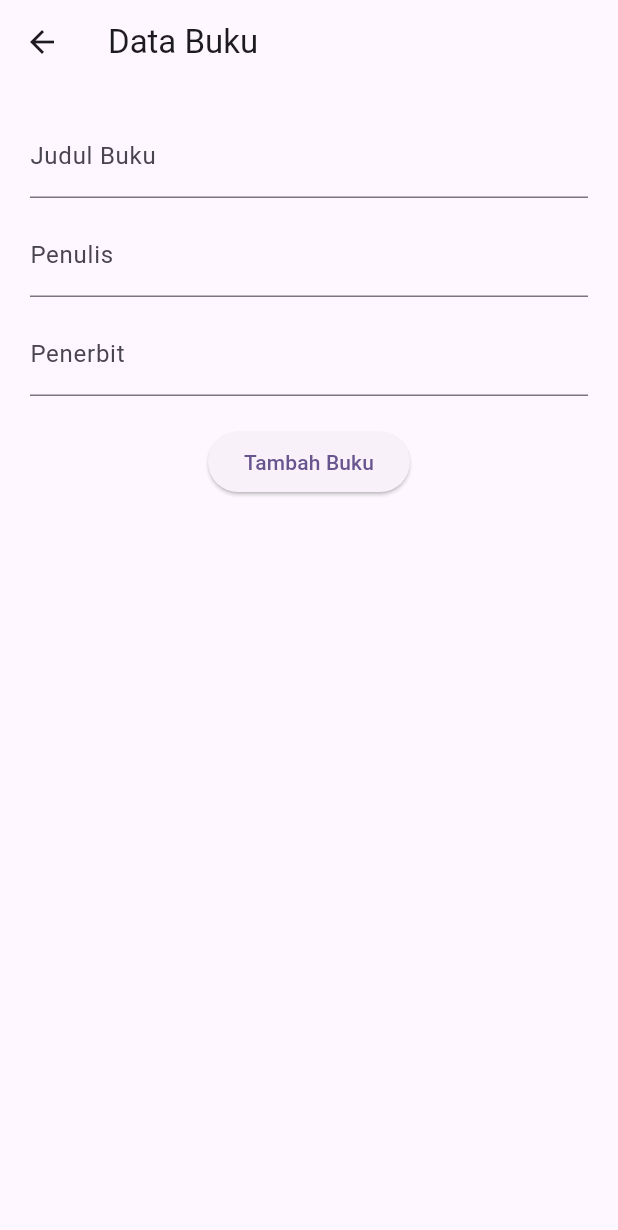
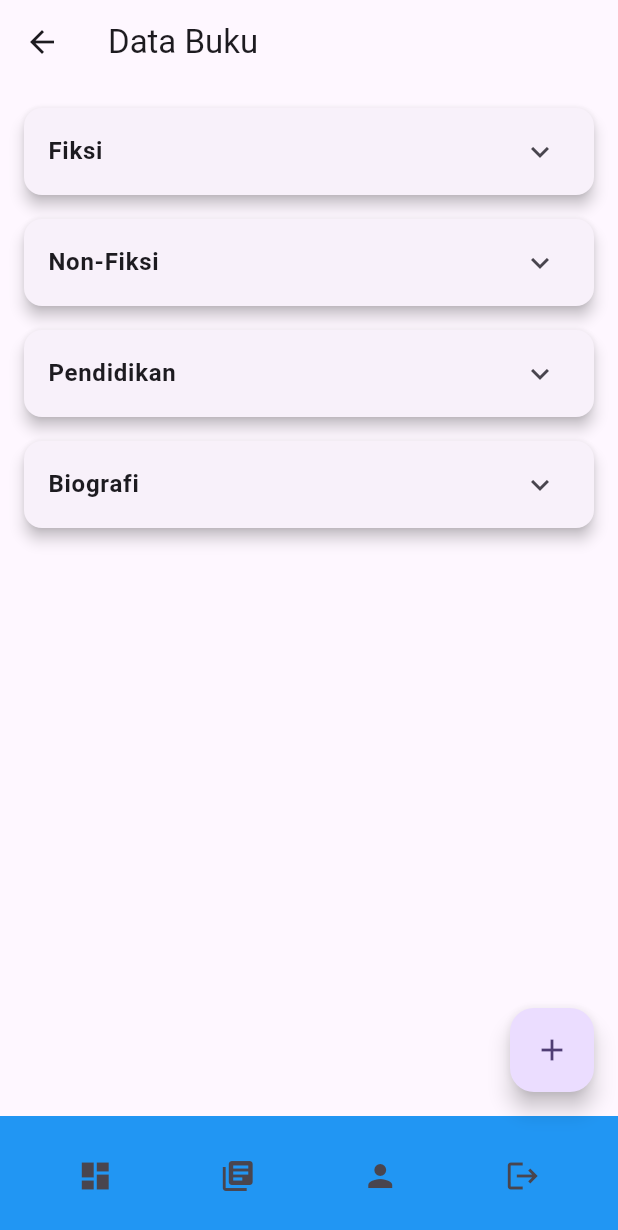
Before and after one commit to Melsy8/UTS_PemogramanMultiPlatform, a Flutter app: the DashboardPage screen opened directly, after a tap on the "library books" icon, on a phone screen of 412 x 824 dp. Shown: the top 1230 px of the screen. Run offline on Flutter 3.47's test engine with Material 3 defaults, Android fonts, the phone set to English and light mode, and no system bars.

Commit message:
edit halaman navigasi

```diff
--- /dev/null
+++ b/lib/ui/buku_page.dart
@@ -0,0 +1,129 @@
+import 'package:flutter/material.dart';
+import 'package:perpus/ui/login_page.dart';
+import 'package:perpus/ui/dashboard_page.dart';
+import 'package:perpus/ui/profile_page.dart';
+import 'package:perpus/ui/databuku_page.dart';
+
+class DataBukuPage extends StatelessWidget {
+  final List<Map<String, dynamic>> jenisBuku = [
+    {
+      'jenis': 'Fiksi',
+      'buku': [
+        {'judul': 'To Kill a Mockingbird', 'penulis': 'Harper Lee', 'tahun': '1960'},
+        {'judul': '1984', 'penulis': 'George Orwell', 'tahun': '1949'},
+        {'judul': 'The Great Gatsby', 'penulis': 'F. Scott Fitzgerald', 'tahun': '1925'},
+        {'judul': 'Pride and Prejudice', 'penulis': 'Jane Austen', 'tahun': '1813'},
+      ],
+    },
+    {
+      'jenis': 'Non-Fiksi',
+      'buku': [
+        {'judul': 'Sapiens: A Brief History of Humankind', 'penulis': 'Yuval Noah Harari', 'tahun': '2011'},
+        {'judul': 'The Omnivores Dilemma', 'penulis': 'Michael Pollan', 'tahun': '2006'},
+        {'judul': 'Quiet: The Power of Introverts in a World That Cant Stop Talking', 'penulis': 'Susan Cain', 'tahun': '2012'},
+      ],
+    },
+    {
+      'jenis': 'Pendidikan',
+      'buku': [
+        {'judul': 'Pedagogy of the Oppressed', 'penulis': 'Paulo Freire', 'tahun': '1968'},
+        {'judul': 'The Teacher Wars: A History of Americas Most Embattled Profession', 'penulis': 'Dana Goldstein', 'tahun': '2014'},
+        {'judul': 'Mindset: The New Psychology of Success', 'penulis': 'Carol S. Dweck', 'tahun': '2006'},
+      ],
+    },
+    {
+      'jenis': 'Biografi',
+      'buku': [
+        {'judul': 'Steve Jobs', 'penulis': 'Walter Isaacson', 'tahun': '2011'},
+        {'judul': 'Leonardo da Vinci', 'penulis': 'Walter Isaacson', 'tahun': '2017'},
+        {'judul': 'Einstein: His Life and Universe', 'penulis': 'Walter Isaacson', 'tahun': '2007'},
+      ],
+    },
+  ];
+
+  @override
+  Widget build(BuildContext context) {
+    return Scaffold(
+      appBar: AppBar(
+        title: Text('Data Buku'),
+      ),
+      body: Container(
+        padding: EdgeInsets.all(16),
+        child: ListView.builder(
+          itemCount: jenisBuku.length,
+          itemBuilder: (context, index) {
+            return Card(
+              elevation: 4,
+              margin: EdgeInsets.only(bottom: 16),
+              child: ExpansionTile(
+                title: Text(
+                  jenisBuku[index]['jenis'],
+                  style: TextStyle(fontWeight: FontWeight.bold),
+                ),
+                children: jenisBuku[index]['buku'].map<Widget>((buku) {
+                  return ListTile(
+                    title: Text(buku['judul']),
+                    subtitle: Column(
+                      crossAxisAlignment: CrossAxisAlignment.start,
+                      children: [
+                        Text('${buku['penulis']} Tahun ${buku['tahun']} ')
+                      ],
+                    ),
+                  );
+                }).toList(),
+              ),
+            );
+          },
+        ),
+      ),
+            bottomNavigationBar: BottomAppBar(
+        color: Colors.blue,
+        child: Row(
+          mainAxisAlignment: MainAxisAlignment.spaceAround,
+          children: <Widget>[
+            IconButton(
+              icon: Icon(Icons.dashboard),
+              onPressed: () {
+                Navigator.push(context,
+                  MaterialPageRoute(builder: (context)=>DashboardPage())
+                  );
+              },
+            ),
+            IconButton(
+              icon: Icon(Icons.library_books),
+              onPressed: () {
+                Navigator.push(context,
+                  MaterialPageRoute(builder: (context)=>DataBukuPage())
+                  );
+              },
+            ),
+            IconButton(
+              icon: Icon(Icons.person),
+              onPressed: () {
+                Navigator.push(context,
+                  MaterialPageRoute(builder: (context)=>ProfilePage())
+                  );
+              },
+            ),
+            IconButton(
+              icon: Icon(Icons.logout),
+              onPressed: () {
+                Navigator.push(context,
+                  MaterialPageRoute(builder: (context)=>LoginPage())
+                  );
+              },
+            ),
+          ],
+        ),
+      ),
+      floatingActionButton: FloatingActionButton(
+        onPressed: () {
+          Navigator.push(context,
+            MaterialPageRoute(builder: (context)=>TambahBuku())
+            );
+        },
+        child: Icon(Icons.add),
+      ),
+    );
+  }
+}
--- a/lib/ui/dashboard_page.dart
+++ b/lib/ui/dashboard_page.dart
@@ -1,20 +1,20 @@
 import 'package:flutter/material.dart';
 import 'package:perpus/ui/login_page.dart';
-import 'package:perpus/ui/databuku_page.dart';
+import 'package:perpus/ui/buku_page.dart';
 import 'package:perpus/ui/profile_page.dart';
 
 class DashboardPage extends StatelessWidget {
   @override
   Widget build(BuildContext context) {
     final double screenWidth = MediaQuery.of(context).size.width;
-    int crossAxisCount = 3;
+    int crossAxisCount = 4;
 
     if (screenWidth <= 600) {
       crossAxisCount = 2;
     } else if (screenWidth <= 1200) {
-      crossAxisCount = 2;
+      crossAxisCount = 4;
     } else {
-      crossAxisCount = 3;
+      crossAxisCount = 4;
     }
 
     return Scaffold(
@@ -25,7 +25,7 @@ class DashboardPage extends StatelessWidget {
         child: Column(
           mainAxisAlignment: MainAxisAlignment.center,
           children: <Widget>[
-            SizedBox(height: 100),
+            SizedBox(height: 70),
             Center(
               child: Text(
                 'Selamat datang, Admin!',
@@ -63,6 +63,7 @@ class DashboardPage extends StatelessWidget {
         ),
       ),
       bottomNavigationBar: BottomAppBar(
+        color: Colors.blue,
         child: Row(
           mainAxisAlignment: MainAxisAlignment.spaceAround,
           children: <Widget>[
--- a/lib/ui/databuku_page.dart
+++ b/lib/ui/databuku_page.dart
@@ -1,14 +1,14 @@
 import 'package:flutter/material.dart';
 
-class DataBukuPage extends StatefulWidget {
-  const DataBukuPage({super.key});
+class TambahBuku extends StatefulWidget {
+  const TambahBuku({super.key});
 
   @override
   // ignore: library_private_types_in_public_api
-  _DataBukuPageState createState() => _DataBukuPageState();
+  _TambahBukuState createState() => _TambahBukuState();
 }
 
-class _DataBukuPageState extends State<DataBukuPage> {
+class _TambahBukuState extends State<TambahBuku> {
   final TextEditingController _titleController = TextEditingController();
   final TextEditingController _authorController = TextEditingController();
   final TextEditingController _publisherController = TextEditingController();
@@ -19,7 +19,7 @@ class _DataBukuPageState extends State<DataBukuPage> {
   Widget build(BuildContext context) {
     return Scaffold(
       appBar: AppBar(
-        title: const Text('Data Buku'),
+        title: const Text('Tambah Data Buku'),
       ),
       body: Padding(
         padding: const EdgeInsets.all(20.0),
```
Also changed, not shown: lib/ui/profile_page.dart (+92 -17 lines).
